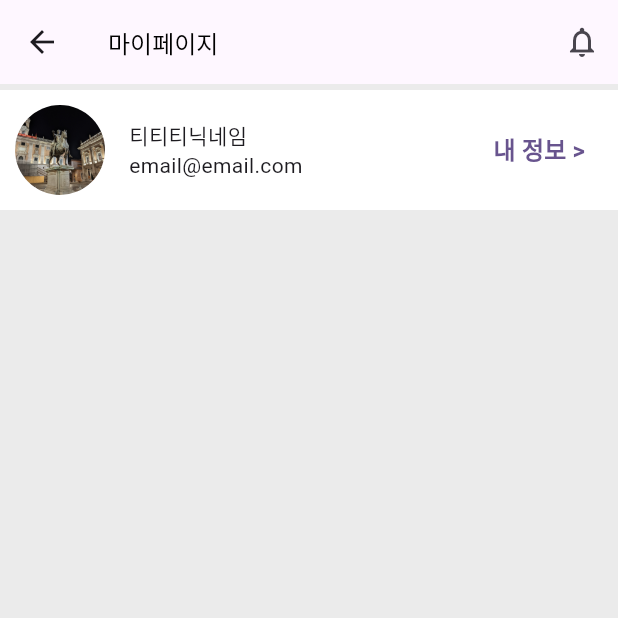
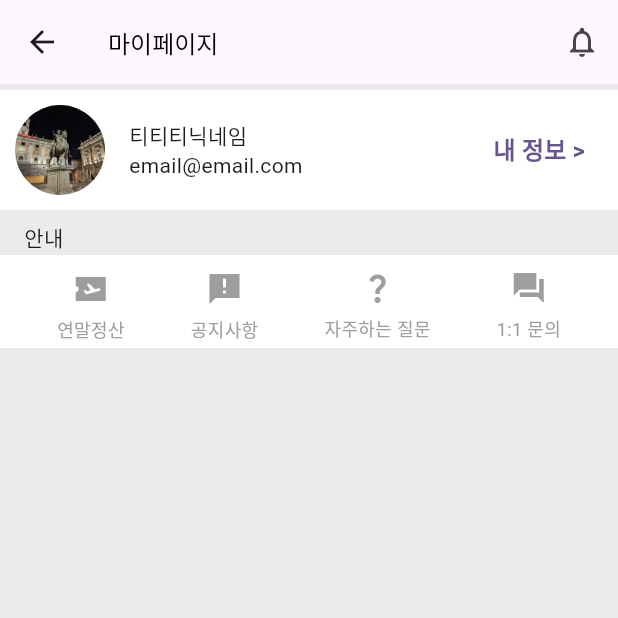
Before and after one commit to yewon0804/TTT-front, a Flutter app: the MyPage screen opened directly, on a phone screen of 412 x 824 dp, the top half of it. Run offline on Flutter 3.47's test engine with Material 2 defaults, Android fonts, the phone set to English and light mode, and no system bars; our stand-ins replace double_back_to_close.

Commit message:
design: 마이페이지 메뉴 묶음 추가 (#12)

```diff
--- a/lib/screens/mypage.dart
+++ b/lib/screens/mypage.dart
@@ -91,6 +91,126 @@ class _MyPageState extends State<MyPage> {
                     ],
                   ),
                 ),
+                Column( // 안내: 연말정산, 공지사항, 자주하는 질문, 1:1 문의
+                  children: [
+                    Container( // 타이틀
+                      margin: EdgeInsets.fromLTRB(16, 8, 16, 2),
+                      alignment: Alignment.bottomLeft,
+                      child: Text(
+                        "안내",
+                      ),
+                    ),
+                    Container( // 메뉴들 수납 공간
+                      color: Colors.white,
+                      padding: EdgeInsets.fromLTRB(16, 4, 16, 4),
+                      child: Row(
+                        mainAxisAlignment: MainAxisAlignment.spaceAround,
+                        children: [
+                          Container( // 메뉴: 안내 > 연말정산
+                            child: InkWell(
+                              onTap: () {
+                                print("연말정산 페이지로 이동");
+                              },
+                              child: Column(
+                                children: [
+                                  Container(
+                                      margin: EdgeInsets.all(6),
+                                      child: Icon(
+                                        Icons.airplane_ticket_sharp,
+                                        color: Colors.grey,
+                                      )
+                                  ),
+                                  Text(
+                                    "연말정산",
+                                    style: TextStyle(
+                                        fontSize: 12,
+                                        color: Colors.grey // -> 연말정산 업데이트 되었을 때는, ttt 테마 색상으로 깜빡이게 하면 어떨까?
+                                    ),
+                                  )
+                                ],
+                              ),
+                            ),
+                          ),
+                          Container( // 메뉴: 안내 > 공지사항
+                            child: InkWell(
+                              onTap: () {
+                                print("공지사항 페이지로 이동");
+                              },
+                              child: Column(
+                                children: [
+                                  Container(
+                                      margin: EdgeInsets.all(6),
+                                      child: Icon(
+                                        Icons.announcement_sharp,
+                                        color: Colors.grey,
+                                      )
+                                  ),
+                                  Text(
+                                    "공지사항",
+                                    style: TextStyle(
+                                        fontSize: 12,
+                                        color: Colors.grey
+                                    ),
+                                  )
+                                ],
+                              ),
+                            ),
+                          ),
+                          Container( // 메뉴: 안내 > 자주하는 질문
+                            child: InkWell(
+                              onTap: () {
+                                print("자주하는 질문 페이지로 이동");
+                              },
+                              child: Column(
+                                children: [
+                                  Container(
+                                      margin: EdgeInsets.all(6),
+                                      child: Icon(
+                                        Icons.question_mark_sharp,
+                                        color: Colors.grey,
+                                      )
+                                  ),
+                                  Text(
+                                    "자주하는 질문",
+                                    style: TextStyle(
+                                        fontSize: 12,
+                                        color: Colors.grey
+                                    ),
+                                  )
+                                ],
+                              ),
+                            ),
+                          ),
+                          Container( // 메뉴: 안내 > 1:1 문의
+                            child: InkWell(
+                              onTap: () {
+                                print("1:1 문의 페이지로 이동");
+                              },
+                              child: Column(
+                                children: [
+                                  Container(
+                                      margin: EdgeInsets.all(6),
+                                      child: Icon(
+                                        Icons.question_answer_sharp,
+                                        color: Colors.grey,
+                                      )
+                                  ),
+                                  Text(
+                                    "1:1 문의",
+                                    style: TextStyle(
+                                        fontSize: 12,
+                                        color: Colors.grey
+                                    ),
+                                  )
+                                ],
+                              ),
+                            ),
+                          ),
+                        ],
+                      ),
+                    )
+                  ],
+                ),
 
               ],
             )
```
